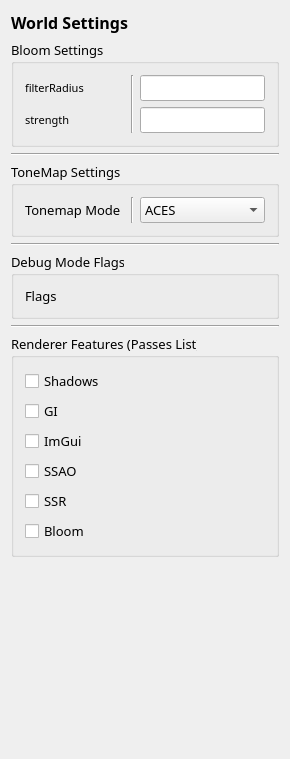
First picture: the form in Editor/src/UI/Windows/RZEWorldSettingsWindow.ui, repository Pikachuxxxx/Razix, before the edit.
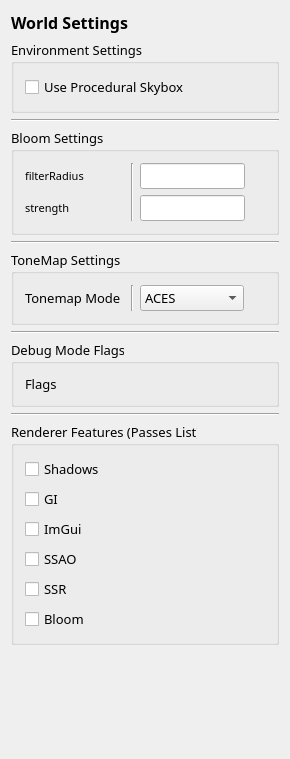
Second picture: the form after the edit.

The edit to the form file:
```diff
--- a/Editor/src/UI/Windows/RZEWorldSettingsWindow.ui
+++ b/Editor/src/UI/Windows/RZEWorldSettingsWindow.ui
@@ -29,6 +29,35 @@
      </property>
     </widget>
    </item>
+   <item>
+    <widget class="QGroupBox" name="groupBox_5">
+     <property name="font">
+      <font>
+       <family>Fira Code Light</family>
+       <pointsize>10</pointsize>
+      </font>
+     </property>
+     <property name="title">
+      <string>Environment Settings</string>
+     </property>
+     <layout class="QVBoxLayout" name="verticalLayout_6">
+      <item>
+       <widget class="QCheckBox" name="useProcSkyboxChkBox">
+        <property name="text">
+         <string>Use Procedural Skybox</string>
+        </property>
+       </widget>
+      </item>
+     </layout>
+    </widget>
+   </item>
+   <item>
+    <widget class="Line" name="line_6">
+     <property name="orientation">
+      <enum>Qt::Horizontal</enum>
+     </property>
+    </widget>
+   </item>
    <item>
     <widget class="QGroupBox" name="groupBox">
      <property name="font">
@@ -110,6 +139,19 @@
         </item>
        </layout>
       </item>
+      <item>
+       <spacer name="horizontalSpacer">
+        <property name="orientation">
+         <enum>Qt::Horizontal</enum>
+        </property>
+        <property name="sizeHint" stdset="0">
+         <size>
+          <width>40</width>
+          <height>20</height>
+         </size>
+        </property>
+       </spacer>
+      </item>
      </layout>
     </widget>
    </item>
@@ -207,6 +249,19 @@
         </item>
        </widget>
       </item>
+      <item>
+       <spacer name="horizontalSpacer_2">
+        <property name="orientation">
+         <enum>Qt::Horizontal</enum>
+        </property>
+        <property name="sizeHint" stdset="0">
+         <size>
+          <width>40</width>
+          <height>20</height>
+         </size>
+        </property>
+       </spacer>
+      </item>
      </layout>
     </widget>
    </item>
```
